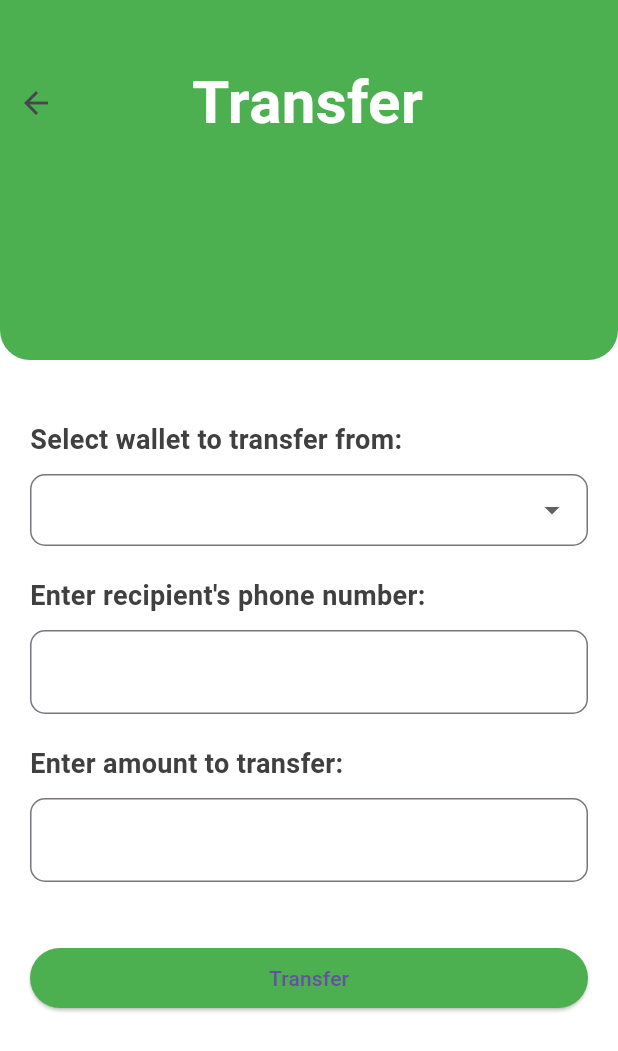
After one commit to Santana-clauss/wallet-management-App, a Flutter app: the SendPage screen opened directly, on a phone screen of 412 x 824 dp. The commit adds this screen. Shown: the top 1051 px of the screen. Run offline on Flutter 3.47's test engine with Material 3 defaults, Android fonts, the phone set to English and light mode, and no system bars; our stand-ins replace get, get_storage, google_nav_bar, shared_preferences, smooth_page_indicator; accounts and stored records are empty; network calls fail.

Commit message:
updated pages

```diff
--- a/lib/pages/reports.dart
+++ b/lib/pages/reports.dart
@@ -48,7 +48,7 @@ class ReportsPage extends StatelessWidget {
                           DataCell(Text(transaction.transaction_type)),
                           DataCell(Text(getWalletType(transaction.wallet_id))),
                           DataCell(Text(
-                              '\$${transaction.amount.toStringAsFixed(2)}')),
+                              '\Kshs${transaction.amount.toStringAsFixed(2)}')),
                           DataCell(Text(transaction.timestamp)),
                         ]),
                       )
--- /dev/null
+++ b/lib/pages/send.dart
@@ -0,0 +1,262 @@
+// ignore_for_file: prefer_const_constructors
+
+import 'dart:convert';
+import 'package:flutter/material.dart';
+import 'package:flutter_app/views/customText.dart';
+import 'package:flutter_app/views/customTextField.dart';
+import 'package:get_storage/get_storage.dart';
+import 'package:http/http.dart' as http;
+
+var store = GetStorage();
+
+class SendPage extends StatefulWidget {
+  const  SendPage({Key? key}) : super(key: key);
+
+  @override
+  _TransferPageState createState() => _TransferPageState();
+}
+
+class _TransferPageState extends State<SendPage> {
+  late TextEditingController amountController;
+  String? selectedFromWallet;
+  late TextEditingController phoneNumberController;
+
+  final Map<String, int> walletTypeToIdMap = {
+    'Equity Card': 1,
+    'Visa Card': 2,
+    'KCB Card': 3,
+  };
+
+  @override
+  void initState() {
+    super.initState();
+    amountController = TextEditingController();
+    phoneNumberController = TextEditingController();
+  }
+
+  @override
+  void dispose() {
+    amountController.dispose();
+    phoneNumberController.dispose();
+    super.dispose();
+  }
+
+  @override
+  Widget build(BuildContext context) {
+    return Scaffold(
+      backgroundColor: Colors.white,
+      body: SafeArea(
+        child: SingleChildScrollView(
+          child: Column(
+            crossAxisAlignment: CrossAxisAlignment.stretch,
+            children: [
+              // Background container
+              _backContainer(),
+              Padding(
+                padding: const EdgeInsets.all(20.0),
+                child: Column(
+                  crossAxisAlignment: CrossAxisAlignment.stretch,
+                  children: [
+                    SizedBox(height: 20),
+                    customText(
+                      label: 'Select wallet to transfer from:',
+                      fontSize: 18,
+                    ),
+                    SizedBox(height: 10),
+                    // Dropdown for selecting 'from' wallet
+                    DropdownButtonFormField<String>(
+                      value: selectedFromWallet,
+                      borderRadius: BorderRadius.circular(20),
+                      items: walletTypeToIdMap.keys
+                          .map((String key) => DropdownMenuItem(
+                                value: key,
+                                child: Text(key),
+                              ))
+                          .toList(),
+                      onChanged: (value) {
+                        setState(() {
+                          selectedFromWallet = value;
+                        });
+                      },
+                      decoration: InputDecoration(
+                        contentPadding: EdgeInsets.symmetric(horizontal: 15),
+                        border: OutlineInputBorder(
+                          borderRadius: BorderRadius.circular(10),
+                        ),
+                      ),
+                    ),
+                    SizedBox(height: 20),
+                    customText(
+                      label: 'Enter recipient\'s phone number:',
+                      fontSize: 18,
+                    ),
+                    SizedBox(height: 10),
+                    // Text field for entering recipient's phone number
+                    customTextField(userFieldController: phoneNumberController),
+                    SizedBox(height: 20),
+                    customText(
+                      label: 'Enter amount to transfer:',
+                      fontSize: 18,
+                    ),
+                    SizedBox(height: 10),
+                    // Text field for entering transfer amount
+                    customTextField(userFieldController: amountController),
+                    SizedBox(height: 40),
+                    // Button to initiate transfer
+                    ElevatedButton(
+                      onPressed: () {
+                        transferAmount();
+                      },
+                      style: ElevatedButton.styleFrom(
+                        primary: Colors.green,
+                      ),
+                      child: Text(
+                        'Transfer',
+                      ),
+                    ),
+                  ],
+                ),
+              ),
+            ],
+          ),
+        ),
+      ),
+    );
+  }
+
+  // Widget for background container
+  Container _backContainer() {
+    return Container(
+      width: double.infinity,
+      height: 240,
+      decoration: BoxDecoration(
+        color: Colors.green,
+        borderRadius: BorderRadius.only(
+          bottomLeft: Radius.circular(20),
+          bottomRight: Radius.circular(20),
+        ),
+      ),
+      child: Column(
+        children: [
+          SizedBox(
+            height: 40,
+          ),
+          Row(
+            mainAxisAlignment: MainAxisAlignment.start,
+            children: [
+              IconButton(
+                icon: Icon(Icons.arrow_back),
+                onPressed: () {
+                  Navigator.pop(context);
+                },
+              ),
+              SizedBox(
+                width: 80,
+              ),
+              Text(
+                'Transfer ',
+                style: TextStyle(
+                  fontSize: 40,
+                  fontWeight: FontWeight.bold,
+                  color: Colors.white,
+                ),
+              ),
+            ],
+          ),
+        ],
+      ),
+    );
+  }
+
+  // Function to handle transfer operation
+  Future<void> transferAmount() async {
+    try {
+      final int userId = store.read("userid");
+      final response = await http.post(
+        Uri.parse('https://sanerylgloann.co.ke/wallet_app/transfer.php'),
+        body: {
+          'user_id': userId.toString(),
+          'from_wallet_id': walletTypeToIdMap[selectedFromWallet]!.toString(),
+          'to_phone_number': phoneNumberController.text,
+          'transaction_type': "transfer",
+          'amount': amountController.text,
+        },
+      );
+
+      if (response.statusCode == 200) {
+        final responseData = json.decode(response.body);
+        if (responseData['success'] == 1) {
+          // Show success message to the user
+          showDialog(
+            context: context,
+            builder: (_) => AlertDialog(
+              title: Text('Success'),
+              content: Text('Transfer successful'),
+              actions: <Widget>[
+                TextButton(
+                  onPressed: () {
+                    Navigator.of(context).pop();
+                  },
+                  child: Text('OK'),
+                ),
+              ],
+            ),
+          );
+        } else {
+          // Show error message to the user
+          showDialog(
+            context: context,
+            builder: (_) => AlertDialog(
+              title: Text('Error'),
+              content:
+                  Text('Failed to transfer amount: ${responseData['error']}'),
+              actions: <Widget>[
+                TextButton(
+                  onPressed: () {
+                    Navigator.of(context).pop();
+                  },
+                  child: Text('OK'),
+                ),
+              ],
+            ),
+          );
+        }
+      } else {
+        // Show error message to the user
+        showDialog(
+          context: context,
+          builder: (_) => AlertDialog(
+            title: Text('Error'),
+            content:
+                Text('Failed to transfer amount: ${response.reasonPhrase}'),
+            actions: <Widget>[
+              TextButton(
+                onPressed: () {
+                  Navigator.of(context).pop();
+                },
+                child: Text('OK'),
+              ),
+            ],
+          ),
+        );
+      }
+    } catch (error) {
+      // Show error message to the user
+      showDialog(
+        context: context,
+        builder: (_) => AlertDialog(
+          title: Text('Error'),
+          content: Text('Error: $error'),
+          actions: <Widget>[
+            TextButton(
+              onPressed: () {
+                Navigator.of(context).pop();
+              },
+              child: Text('OK'),
+            ),
+          ],
+        ),
+      );
+    }
+  }
+}
--- a/lib/utils/routes.dart
+++ b/lib/utils/routes.dart
@@ -30,7 +30,9 @@ class Routes {
     GetPage(name: "/withdraw", page: () => WithdrawalPage()),
     GetPage(name: "/transcation", page: () => TranscationPage()),
     GetPage(name: "/add-wallet", page: () => AddWallets()),
-    GetPage(name: "/profile", page: () =>ProfilePage()),
+    GetPage(name: "/profile", page: () => ProfilePage()),
+    GetPage(name: "/profile", page: () => ProfilePage()),
+
 
     GetPage(
       name: "/updateProfile",
```
